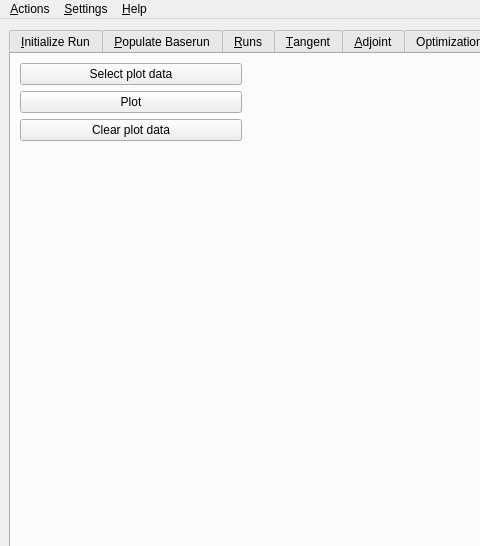
Before: the Qt Designer form src/gui/solps.ui in LeCAD-PEG/SOLPS-GUI, drawn with Qt 5; both pictures show x 0 to 480 and y 0 to 546 of the 968 by 873 pixel window.
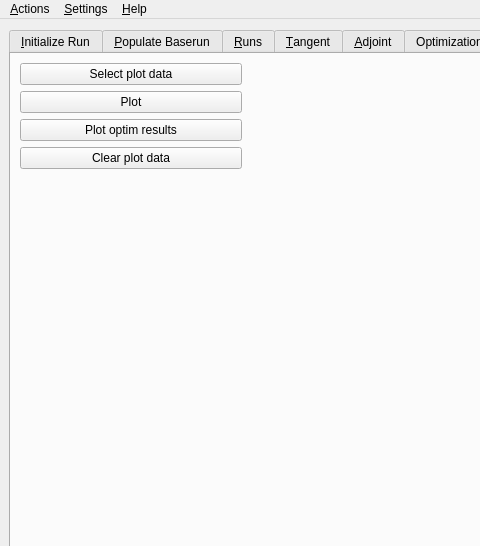
After: the same form once the commit is applied. The open tabs and pages were chosen to show the change. Custom widgets are drawn as their Qt base class.

Commit message: Support shared IDS storage for optimization and standard runs, store optimization outputs in IDS and ploting the results in edge profiles, fix edge_profiles canvas switching, clearPlot behavior, and matplotlib layout stability

The edit to the form file:
```diff
--- a/src/gui/solps.ui
+++ b/src/gui/solps.ui
@@ -732,7 +732,7 @@
         <string>Edge Profiles</string>
        </attribute>
        <layout class="QGridLayout" name="gridLayout_16">
-        <item row="3" column="0">
+        <item row="4" column="0">
          <widget class="IMASDB" name="imasdb">
           <property name="maximumSize">
            <size>
@@ -812,6 +812,13 @@
          </widget>
         </item>
         <item row="2" column="0">
+         <widget class="QPushButton" name="pushButton_plot_1d">
+          <property name="text">
+           <string>Plot optim results</string>
+          </property>
+         </widget>
+        </item>
+        <item row="3" column="0">
          <widget class="QPushButton" name="pushButton_2">
           <property name="text">
            <string>Clear plot data</string>
```
Left out of the diff: 20 changed lines with no effect on the pictures. The commit also changes 15 other files.
